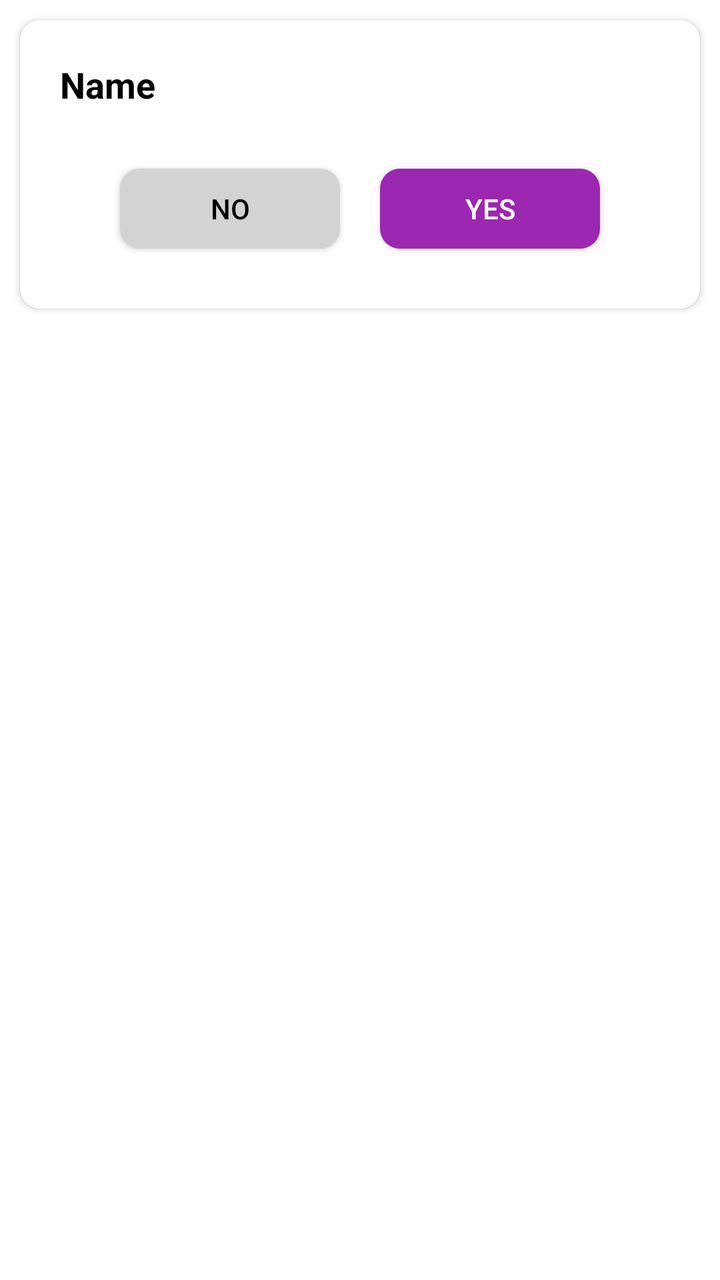
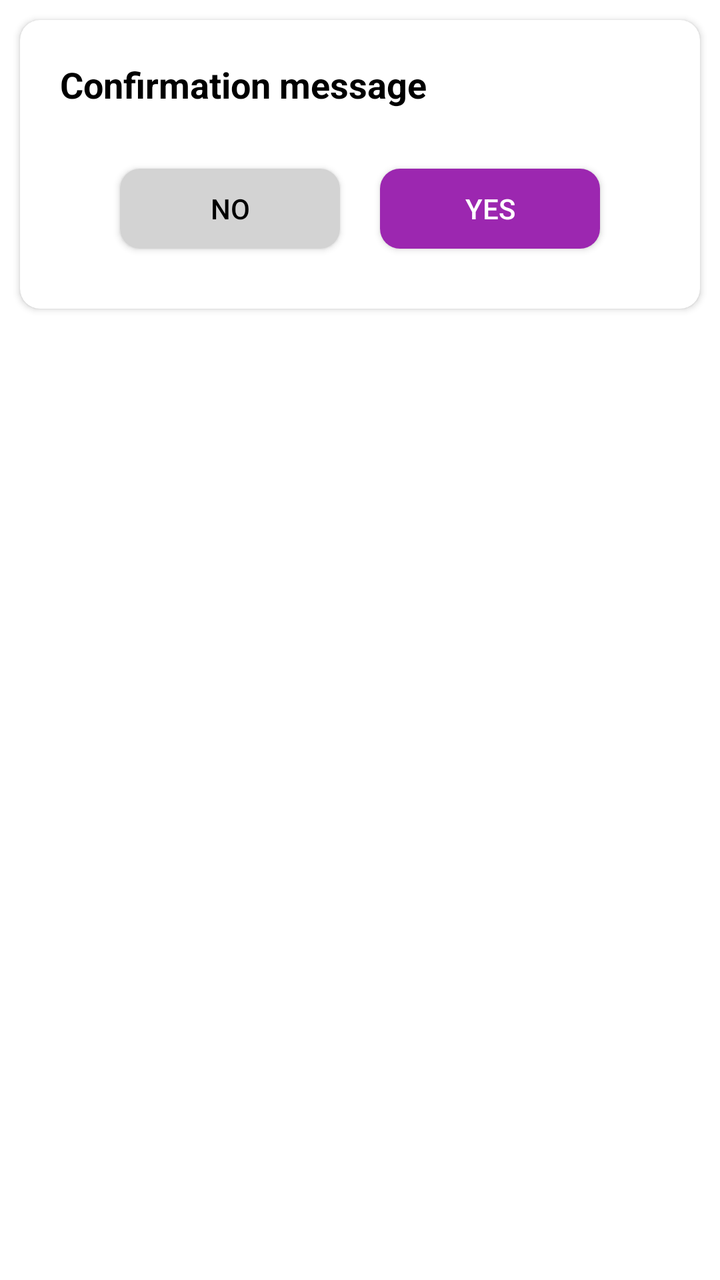

The first picture is an Android layout as it rendered before a commit; the second is the same layout after the commit. The layout source and the unified diff follow.
<!-- AndroidManifest.xml: application theme MyTheme -->
<!-- res/layout/dialog_confirm.xml -->
<?xml version="1.0" encoding="utf-8"?>
<LinearLayout xmlns:android="http://schemas.android.com/apk/res/android"
    xmlns:app="http://schemas.android.com/apk/res-auto"
    xmlns:tools="http://schemas.android.com/tools"
    android:layout_width="match_parent"
    android:layout_height="match_parent"
    android:orientation="vertical">

    <androidx.cardview.widget.CardView
        android:layout_width="match_parent"
        android:layout_height="wrap_content"
        android:layout_margin="10dp"
        app:cardCornerRadius="10dp">

        <LinearLayout
            android:layout_width="match_parent"
            android:layout_height="match_parent"
            android:orientation="vertical"
            android:padding="20dp">

            <TextView
                android:id="@+id/tvName"
                android:layout_width="match_parent"
                android:layout_height="wrap_content"
                android:gravity="start"
                android:lineSpacingExtra="2dp"
                android:text="Name"
                android:textColor="@color/black"
                android:textSize="18sp"
                android:textStyle="bold" />


            <LinearLayout
                android:layout_width="match_parent"
                android:layout_height="wrap_content"
                android:orientation="horizontal"
                android:paddingTop="20dp"
                android:paddingStart="20dp"
                android:layout_marginEnd="20dp"
                >

                <androidx.appcompat.widget.AppCompatButton
                    android:id="@+id/buttonNo"
                    android:layout_width="match_parent"
                    android:layout_height="40dp"
                    android:layout_margin="10dp"
                    android:layout_weight="1"
                    android:background="@drawable/button_no"
                    android:enabled="true"
                    android:text="No"
                    android:textColor="@color/black"
                    tools:ignore="TouchTargetSizeCheck" />

                <androidx.appcompat.widget.AppCompatButton
                    android:id="@+id/buttonYes"
                    android:layout_width="match_parent"
                    android:layout_height="40dp"
                    android:layout_margin="10dp"
                    android:layout_weight="1"
                    android:background="@drawable/button_yes"
                    android:enabled="true"
                    android:text="Yes"
                    android:textColor="@drawable/button_tc"
                    tools:ignore="TouchTargetSizeCheck" />

            </LinearLayout>

        </LinearLayout>


    </androidx.cardview.widget.CardView>

</LinearLayout>
<!-- resources referenced by this layout -->
<resources>
  <color name="black">#FF000000</color>
  <!-- drawable button_no (drawable) -->
  <?xml version="1.0" encoding="utf-8"?>
  <ripple xmlns:android="http://schemas.android.com/apk/res/android"
      android:color="@color/white">
  
      <item>
          <selector>
              <item android:state_enabled="true">
                  <shape android:shape="rectangle">
                      <solid android:color="#D3D3D3"/>
                      <corners android:radius="10dp"/>
                  </shape>
              </item>
  
              <item android:state_enabled="false">
                  <shape android:shape="rectangle">
                      <solid android:color="#34000000"/>
                      <corners android:radius="10dp"/>
                  </shape>
              </item>
          </selector>
      </item>
  
  </ripple>
  <!-- drawable button_tc (drawable) -->
  <?xml version="1.0" encoding="utf-8"?>
  <selector xmlns:android="http://schemas.android.com/apk/res/android">
  
      <item android:color="@color/white" android:state_enabled="true" />
      <item android:color="#626567" android:state_enabled="false" />
  
  </selector>
  <!-- drawable button_yes (drawable) -->
  <?xml version="1.0" encoding="utf-8"?>
  <ripple xmlns:android="http://schemas.android.com/apk/res/android"
      android:color="@color/white">
  
      <item>
          <selector>
              <item android:state_enabled="true">
                  <shape android:shape="rectangle">
                      <solid android:color="@color/toolbarColor"/>
                      <corners android:radius="10dp"/>
                  </shape>
              </item>
  
              <item android:state_enabled="false">
                  <shape android:shape="rectangle">
                      <solid android:color="#34000000"/>
                      <corners android:radius="10dp"/>
                  </shape>
              </item>
          </selector>
      </item>
  
  </ripple>
  <style name="MyTheme" parent="Theme.MaterialComponents.Light.NoActionBar">
          <item name="android:forceDarkAllowed" tools:ignore="NewApi">false</item>
      </style>
  <color name="white">#FFFFFFFF</color>
  <color name="toolbarColor">#9C27B0</color>
</resources>

<!-- the commit's change to res/layout/dialog_confirm.xml (unified diff, before → after) -->
@@ -24,10 +24,109 @@
                 android:layout_height="wrap_content"
                 android:gravity="start"
                 android:lineSpacingExtra="2dp"
-                android:text="Name"
+                android:text="Confirmation message"
                 android:textColor="@color/black"
                 android:textSize="18sp"
                 android:textStyle="bold" />
+
+            <com.google.android.material.textfield.TextInputLayout
+                android:id="@+id/tilDamageAmount"
+                style="@style/Widget.MaterialComponents.TextInputLayout.OutlinedBox"
+                android:layout_width="match_parent"
+                android:layout_height="wrap_content"
+                android:layout_marginStart="30dp"
+                android:layout_marginEnd="30dp"
+                android:layout_marginTop="10dp"
+                android:hint="Dageme Amount"
+                android:textColorHint="#646463"
+                android:theme="@style/Cursor"
+                app:boxCornerRadiusBottomEnd="10dp"
+                app:boxCornerRadiusBottomStart="10dp"
+                app:boxCornerRadiusTopEnd="10dp"
+                app:boxCornerRadiusTopStart="10dp"
+                app:boxStrokeColor="@color/toolbarColor"
+                app:cursorColor="@color/toolbarColor"
+                app:endIconMode="clear_text"
+                app:endIconTint="@color/toolbarColor"
+                app:hintTextColor="#646463"
+                android:visibility="gone"
+                >
+
+                <com.google.android.material.textfield.TextInputEditText
+                    android:id="@+id/edDamageAmount"
+                    android:layout_width="match_parent"
+                    android:layout_height="wrap_content"
+                    android:inputType="numberDecimal"
+                    android:singleLine="true"
+                    />
+
+            </com.google.android.material.textfield.TextInputLayout>
+
+            <com.google.android.material.textfield.TextInputLayout
+                android:id="@+id/tilCommissionAmount"
+                style="@style/Widget.MaterialComponents.TextInputLayout.OutlinedBox"
+                android:layout_width="match_parent"
+                android:layout_height="wrap_content"
+                android:layout_marginStart="30dp"
+                android:layout_marginEnd="30dp"
+                android:layout_marginTop="10dp"
+                android:hint="Commission Amount"
+                android:textColorHint="#646463"
+                android:theme="@style/Cursor"
+                app:boxCornerRadiusBottomEnd="10dp"
+                app:boxCornerRadiusBottomStart="10dp"
+                app:boxCornerRadiusTopEnd="10dp"
+                app:boxCornerRadiusTopStart="10dp"
+                app:boxStrokeColor="@color/toolbarColor"
+                app:cursorColor="@color/toolbarColor"
+                app:endIconMode="clear_text"
+                app:endIconTint="@color/toolbarColor"
+                app:hintTextColor="#646463"
+                android:visibility="gone"
+                >
+
+                <com.google.android.material.textfield.TextInputEditText
+                    android:id="@+id/edCommissionAmount"
+                    android:layout_width="match_parent"
+                    android:layout_height="wrap_content"
+                    android:inputType="numberDecimal"
+                    android:singleLine="true"
+                    />
+
+            </com.google.android.material.textfield.TextInputLayout>
+
+            <com.google.android.material.textfield.TextInputLayout
+                android:id="@+id/tilCashAmount"
+                style="@style/Widget.MaterialComponents.TextInputLayout.OutlinedBox"
+                android:layout_width="match_parent"
+                android:layout_height="wrap_content"
+                android:layout_marginStart="30dp"
+                android:layout_marginEnd="30dp"
+                android:layout_marginTop="10dp"
+                android:hint="Cash Amount"
+                android:textColorHint="#646463"
+                android:theme="@style/Cursor"
+                app:boxCornerRadiusBottomEnd="10dp"
+                app:boxCornerRadiusBottomStart="10dp"
+                app:boxCornerRadiusTopEnd="10dp"
+                app:boxCornerRadiusTopStart="10dp"
+                app:boxStrokeColor="@color/toolbarColor"
+                app:cursorColor="@color/toolbarColor"
+                app:endIconMode="clear_text"
+                app:endIconTint="@color/toolbarColor"
+                app:hintTextColor="#646463"
+                android:visibility="gone"
+                >
+
+                <com.google.android.material.textfield.TextInputEditText
+                    android:id="@+id/edCashAmount"
+                    android:layout_width="match_parent"
+                    android:layout_height="wrap_content"
+                    android:inputType="numberDecimal"
+                    android:singleLine="true"
+                    />
+
+            </com.google.android.material.textfield.TextInputLayout>
 
 
             <LinearLayout
<!-- resource entries referenced after the edit -->
@@ -1,6 +1,7 @@
 <!-- resources referenced by this layout -->
 <resources>
   <color name="black">#FF000000</color>
+  <color name="toolbarColor">#9C27B0</color>
   <!-- drawable button_no (drawable) -->
   <?xml version="1.0" encoding="utf-8"?>
   <ripple xmlns:android="http://schemas.android.com/apk/res/android"
@@ -57,10 +58,28 @@
       </item>
   
   </ripple>
+  <style name="Cursor" parent="">
+          <item name="android:textCursorDrawable">@drawable/cursor</item>
+      </style>
   <style name="MyTheme" parent="Theme.MaterialComponents.Light.NoActionBar">
           <item name="android:forceDarkAllowed" tools:ignore="NewApi">false</item>
       </style>
   <color name="white">#FFFFFFFF</color>
-  <color name="toolbarColor">#9C27B0</color>
+  <!-- drawable cursor (drawable) -->
+  <?xml version="1.0" encoding="utf-8"?>
+  <layer-list xmlns:android="http://schemas.android.com/apk/res/android">
+  
+      <item
+          android:bottom="3dp"
+          android:top="3dp"
+          >
+          <shape android:shape="rectangle">
+              <solid android:color="#000000" />
+              <size android:width="1.5dp"/>
+          </shape>
+  
+      </item>
+  
+  </layer-list>
 </resources>
 
